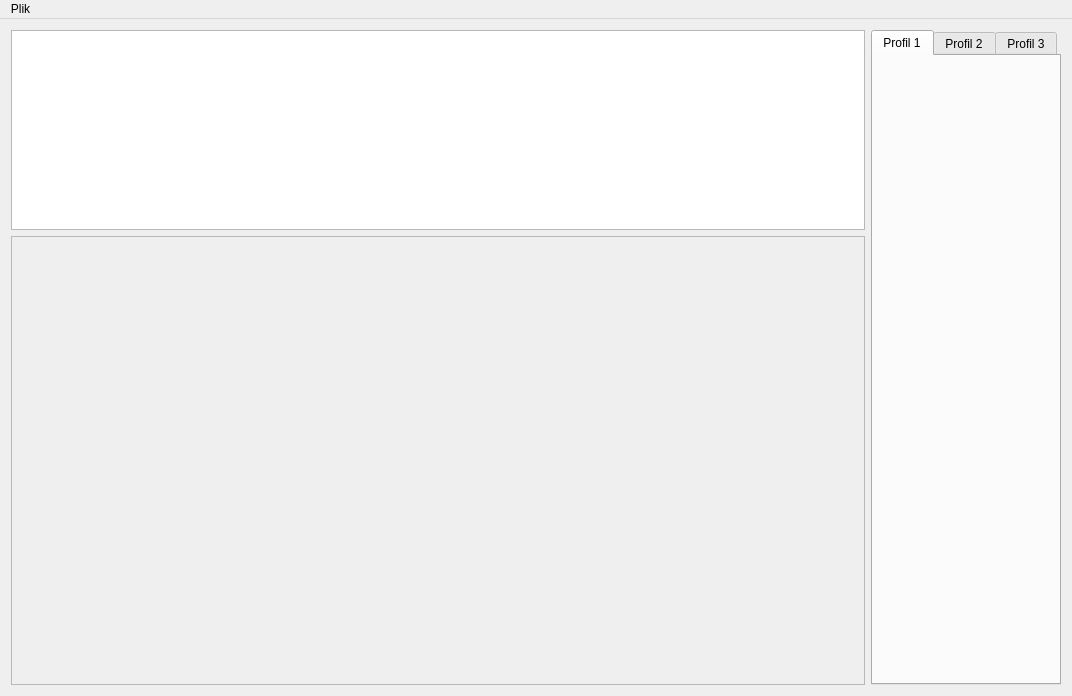
Before: the Qt Designer form mainwindow.ui in dz1domin/RCon, drawn with Qt 5.
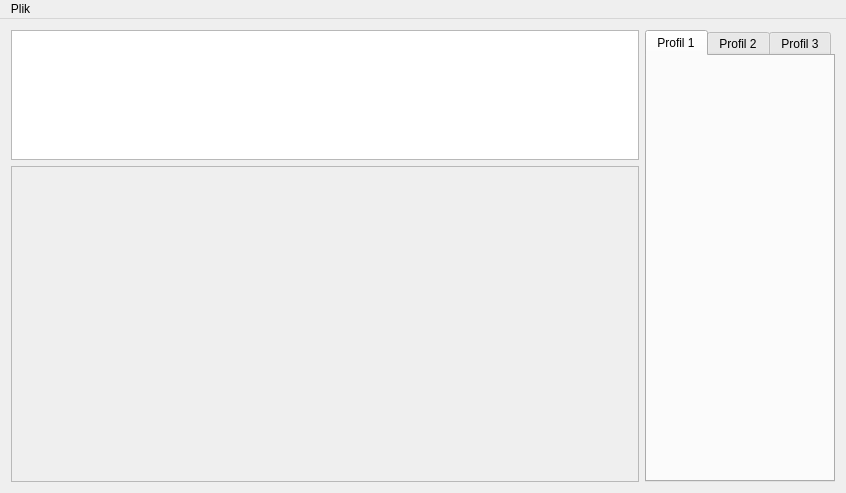
After: the same form once the commit is applied. The open tabs and pages were chosen to show the change.

```diff
--- a/mainwindow.ui
+++ b/mainwindow.ui
@@ -6,10 +6,22 @@
    <rect>
     <x>0</x>
     <y>0</y>
-    <width>1072</width>
-    <height>696</height>
+    <width>846</width>
+    <height>493</height>
    </rect>
   </property>
+  <property name="sizePolicy">
+   <sizepolicy hsizetype="Fixed" vsizetype="Ignored">
+    <horstretch>0</horstretch>
+    <verstretch>0</verstretch>
+   </sizepolicy>
+  </property>
+  <property name="minimumSize">
+   <size>
+    <width>0</width>
+    <height>108</height>
+   </size>
+  </property>
   <property name="windowTitle">
    <string>RCon</string>
   </property>
@@ -24,7 +36,7 @@
           <item>
            <widget class="QListWidget" name="listWidget">
             <property name="sizePolicy">
-             <sizepolicy hsizetype="Expanding" vsizetype="Fixed">
+             <sizepolicy hsizetype="Expanding" vsizetype="Ignored">
               <horstretch>0</horstretch>
               <verstretch>0</verstretch>
              </sizepolicy>
@@ -32,9 +44,21 @@
             <property name="minimumSize">
              <size>
               <width>0</width>
-              <height>200</height>
+              <height>130</height>
              </size>
             </property>
+            <property name="baseSize">
+             <size>
+              <width>0</width>
+              <height>0</height>
+             </size>
+            </property>
+            <property name="flow">
+             <enum>QListView::LeftToRight</enum>
+            </property>
+            <property name="isWrapping" stdset="0">
+             <bool>false</bool>
+            </property>
            </widget>
           </item>
          </layout>
@@ -51,10 +75,16 @@
               <rect>
                <x>0</x>
                <y>0</y>
-               <width>805</width>
-               <height>427</height>
+               <width>635</width>
+               <height>308</height>
               </rect>
              </property>
+             <property name="sizePolicy">
+              <sizepolicy hsizetype="Expanding" vsizetype="Expanding">
+               <horstretch>0</horstretch>
+               <verstretch>0</verstretch>
+              </sizepolicy>
+             </property>
              <layout class="QGridLayout" name="gridLayout_2">
               <item row="0" column="0">
                <widget class="QLabel" name="ImageContainingLabel">
@@ -139,8 +169,8 @@
     <rect>
      <x>0</x>
      <y>0</y>
-     <width>1072</width>
-     <height>27</height>
+     <width>846</width>
+     <height>21</height>
     </rect>
    </property>
    <widget class="QMenu" name="menuPlik">
```
Left out of the diff: 2 changed lines with no effect on the pictures.
